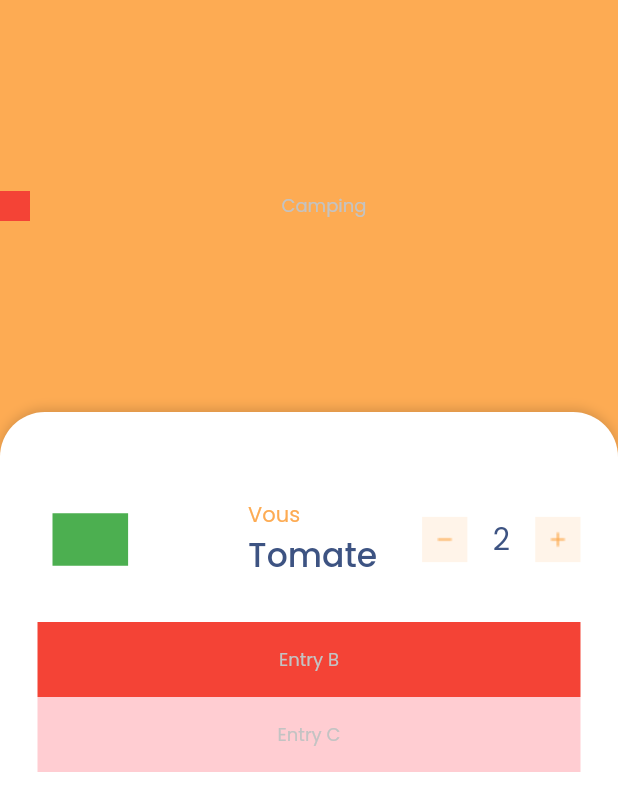
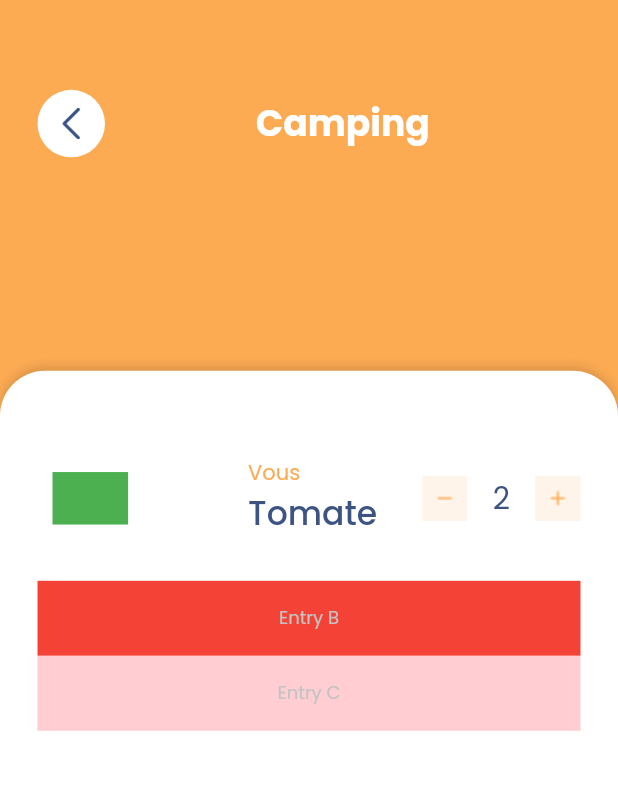
Before and after one commit to BaptisteLecat/shophouseAPP, a Flutter app: the CartPage screen opened directly, on a phone screen of 412 x 824 dp. Shown: the top 811 px of the screen. Run offline on Flutter 3.47's test engine with Material 2 defaults, Android fonts, the phone set to English and light mode, and no system bars; our stand-ins replace firebase_auth, firebase_core, flutter_svg, shared_preferences; accounts and stored records are empty.

Commit message:
Refactoring
Implement backButton

```diff
--- a/lib/screens/cart/cart/CartPage.dart
+++ b/lib/screens/cart/cart/CartPage.dart
@@ -5,15 +5,40 @@ import 'package:shophouse/screens/cart/cart/components/ListProduct.dart';
 class CartPage extends StatelessWidget {
   const CartPage({Key? key}) : super(key: key);
 
-  Widget _generateHeader() {
+  Widget _generateHeader(BuildContext context) {
     return Container(
+      padding: EdgeInsets.symmetric(horizontal: 25),
       child: Row(
         mainAxisAlignment: MainAxisAlignment.spaceBetween,
         children: [
-          Container(color: Colors.red, height: 20, width: 20),
-          Text("Camping"),
-          Container(),
+          _generateBackButton(context),
+          Text(
+            "Camping",
+            style: Theme.of(context)
+                .textTheme
+                .headline1!
+                .copyWith(color: Colors.white, fontWeight: FontWeight.w700),
+          ),
+          Container()
         ],
+      ),
+    );
+  }
+
+  Widget _generateBackButton(BuildContext context) {
+    return GestureDetector(
+      onTap: () {
+        Navigator.pop(context);
+      },
+      child: Container(
+        padding: EdgeInsets.all(12),
+        height: 45,
+        width: 45,
+        decoration: BoxDecoration(
+          color: Colors.white,
+          shape: BoxShape.circle,
+        ),
+        child: Image.asset("assets/icons/ui/left-arrow.png"),
       ),
     );
   }
@@ -24,8 +49,9 @@ class CartPage extends StatelessWidget {
       backgroundColor: primaryColor,
       body: Column(
         children: [
-          Expanded(flex: 2, child: _generateHeader()),
-          Expanded(flex: 4, child: ListProduct()),
+          Expanded(flex: 2, child: _generateHeader(context)),
+          Expanded(flex: 1, child: Container()),
+          Expanded(flex: 7, child: ListProduct()),
         ],
       ),
     );
```
